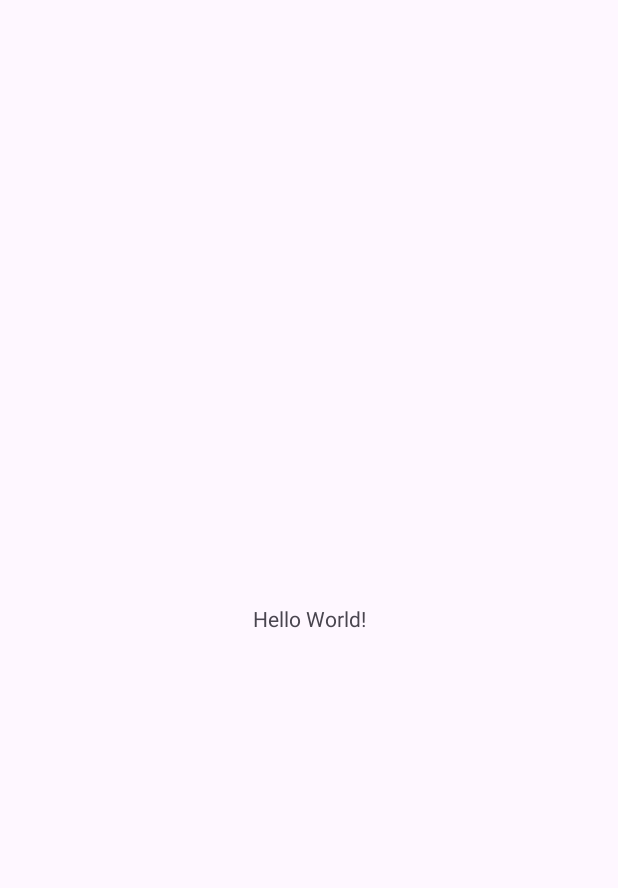
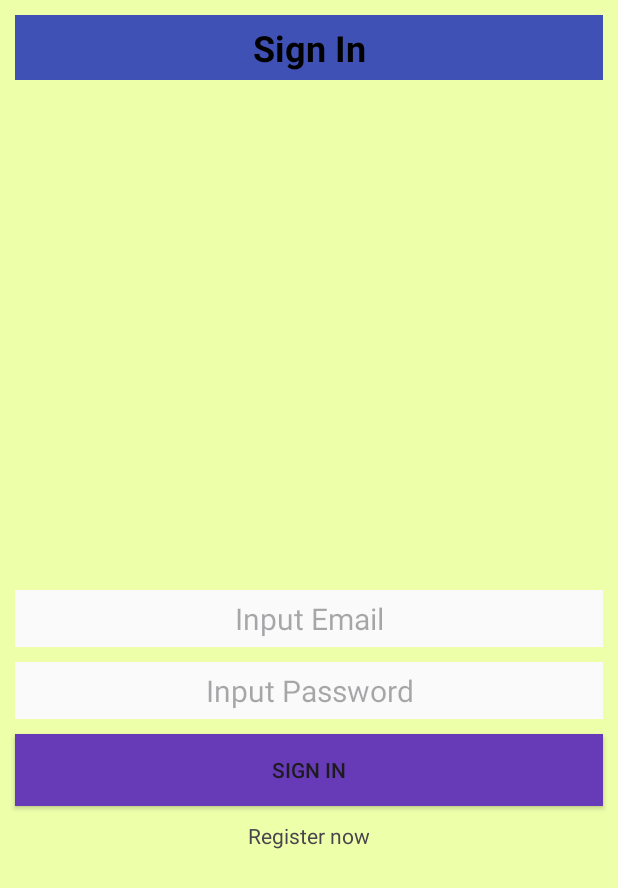
Before and after one commit to abusaeed-shuvo/Void-Chat, an Android app: the screen it shows after launch (MainActivity), on a phone screen of 412 x 824 dp. Before the commit the part shown is almost empty. Shown: the top 888 px of the screen. Run offline under Robolectric (Android 15) with nearby library versions, the phone set to English and light mode, and no system bars; our stand-ins replace Firebase (no records; nobody signed in at launch, a user with empty details on screens opened directly).

Commit message:
some things are added

```diff
--- a/app/build.gradle.kts
+++ b/app/build.gradle.kts
@@ -34,6 +34,7 @@ android {
     kotlinOptions {
         jvmTarget = "1.8"
     }
+    buildFeatures.viewBinding = true
 }
 
 dependencies {
--- a/app/src/main/java/com/example/voidchat/MainActivity.kt
+++ b/app/src/main/java/com/example/voidchat/MainActivity.kt
@@ -1,20 +1,17 @@
 package com.example.voidchat
 
 import android.os.Bundle
-import androidx.activity.enableEdgeToEdge
 import androidx.appcompat.app.AppCompatActivity
-import androidx.core.view.ViewCompat
-import androidx.core.view.WindowInsetsCompat
+import com.example.voidchat.databinding.ActivityMainBinding
 
 class MainActivity : AppCompatActivity() {
+    private lateinit var binding: ActivityMainBinding
+
+
     override fun onCreate(savedInstanceState: Bundle?) {
         super.onCreate(savedInstanceState)
-        enableEdgeToEdge()
-        setContentView(R.layout.activity_main)
-        ViewCompat.setOnApplyWindowInsetsListener(findViewById(R.id.main)) { v, insets ->
-            val systemBars = insets.getInsets(WindowInsetsCompat.Type.systemBars())
-            v.setPadding(systemBars.left, systemBars.top, systemBars.right, systemBars.bottom)
-            insets
-        }
+        binding = ActivityMainBinding.inflate(layoutInflater)
+
+        setContentView(binding.root)
     }
 }
--- a/app/src/main/res/layout/activity_main.xml
+++ b/app/src/main/res/layout/activity_main.xml
@@ -7,13 +7,17 @@
     android:layout_height="match_parent"
     tools:context=".MainActivity">
 
-    <TextView
-        android:layout_width="wrap_content"
-        android:layout_height="wrap_content"
-        android:text="Hello World!"
+
+    <androidx.fragment.app.FragmentContainerView
+        android:id="@+id/fragmentContainerView"
+        android:name="androidx.navigation.fragment.NavHostFragment"
+        android:layout_width="match_parent"
+        android:layout_height="match_parent"
+        app:defaultNavHost="true"
         app:layout_constraintBottom_toBottomOf="parent"
         app:layout_constraintEnd_toEndOf="parent"
         app:layout_constraintStart_toStartOf="parent"
-        app:layout_constraintTop_toTopOf="parent" />
+        app:layout_constraintTop_toTopOf="parent"
+        app:navGraph="@navigation/root_nav" />
 
 </androidx.constraintlayout.widget.ConstraintLayout>
--- /dev/null
+++ b/app/src/main/res/layout/fragment_sign_in.xml
@@ -0,0 +1,80 @@
+<?xml version="1.0" encoding="utf-8"?>
+<androidx.constraintlayout.widget.ConstraintLayout xmlns:android="http://schemas.android.com/apk/res/android"
+    xmlns:app="http://schemas.android.com/apk/res-auto"
+    xmlns:tools="http://schemas.android.com/tools"
+    android:layout_width="match_parent"
+    android:layout_height="match_parent"
+    android:background="#fefa"
+    tools:context=".ui.signIn.SignInFragment">
+
+    <TextView
+        android:layout_width="match_parent"
+        android:layout_height="wrap_content"
+        android:layout_margin="10dp"
+        android:background='#3F51B5'
+        android:padding="5dp"
+        android:text="Sign In"
+        android:textAlignment="center"
+        android:textColor="@color/black"
+        android:textSize="24sp"
+        android:textStyle="bold"
+        app:layout_constraintEnd_toEndOf="parent"
+        app:layout_constraintStart_toStartOf="parent"
+        app:layout_constraintTop_toTopOf="parent" />
+
+    <EditText
+        android:id="@+id/inputSignInEmail"
+        android:layout_width="match_parent"
+        android:layout_height="wrap_content"
+        android:layout_margin="10dp"
+        android:background="#fafafa"
+        android:hint="Input Email"
+        android:padding="5dp"
+        android:textAlignment="center"
+        android:textSize="20sp"
+        app:layout_constraintBottom_toBottomOf="parent"
+        app:layout_constraintEnd_toEndOf="parent"
+        app:layout_constraintStart_toStartOf="parent"
+        app:layout_constraintTop_toTopOf="parent" />
+
+    <EditText
+        android:id="@+id/inputSignInPassword"
+        android:layout_width="match_parent"
+        android:layout_height="wrap_content"
+        android:layout_margin="10dp"
+        android:hint="Input Password"
+        android:inputType="textPassword"
+        android:padding="5dp"
+        android:background="#fafafa"
+        android:textAlignment="center"
+        android:textSize="20sp"
+        app:layout_constraintEnd_toEndOf="parent"
+        app:layout_constraintStart_toStartOf="parent"
+        app:layout_constraintTop_toBottomOf="@id/inputSignInEmail" />
+
+    <androidx.appcompat.widget.AppCompatButton
+        android:id="@+id/btnSignIn"
+        android:layout_width="match_parent"
+        android:layout_height="wrap_content"
+        android:layout_margin="10dp"
+        android:padding="5dp"
+        android:text="Sign In"
+        android:background="#673AB7"
+        app:layout_constraintEnd_toEndOf="parent"
+        app:layout_constraintStart_toStartOf="parent"
+        app:layout_constraintTop_toBottomOf="@+id/inputSignInPassword" />
+
+
+    <TextView
+        android:id="@+id/signUpTV"
+        android:layout_width="match_parent"
+        android:layout_height="wrap_content"
+        android:layout_margin="10dp"
+        android:text="Register now"
+        android:textAlignment="center"
+        android:textSize="14sp"
+        app:layout_constraintEnd_toEndOf="parent"
+        app:layout_constraintStart_toStartOf="parent"
+        app:layout_constraintTop_toBottomOf="@+id/btnSignIn" />
+
+</androidx.constraintlayout.widget.ConstraintLayout>
--- /dev/null
+++ b/app/src/main/res/navigation/root_nav.xml
@@ -0,0 +1,26 @@
+<?xml version="1.0" encoding="utf-8"?>
+<navigation xmlns:android="http://schemas.android.com/apk/res/android"
+    xmlns:app="http://schemas.android.com/apk/res-auto"
+    xmlns:tools="http://schemas.android.com/tools"
+    android:id="@+id/root_nav"
+    app:startDestination="@id/signInFragment">
+
+    <fragment
+        android:id="@+id/signInFragment"
+        android:name="com.example.voidchat.ui.signIn.SignInFragment"
+        android:label="fragment_sign_in"
+        tools:layout="@layout/fragment_sign_in" >
+        <action
+            android:id="@+id/action_signInFragment_to_signUpFragment"
+            app:destination="@id/signUpFragment" />
+    </fragment>
+    <fragment
+        android:id="@+id/signUpFragment"
+        android:name="com.example.voidchat.ui.signUp.SignUpFragment"
+        android:label="fragment_sign_up"
+        tools:layout="@layout/fragment_sign_up" >
+        <action
+            android:id="@+id/action_signUpFragment_to_signInFragment"
+            app:destination="@id/signInFragment" />
+    </fragment>
+</navigation>
--- a/app/src/main/res/values/strings.xml
+++ b/app/src/main/res/values/strings.xml
@@ -1,3 +1,5 @@
 <resources>
     <string name="app_name">Void Chat</string>
+    <!-- TODO: Remove or change this placeholder text -->
+    <string name="hello_blank_fragment">Hello blank fragment</string>
 </resources>
```
Also changed, not shown: app/src/main/java/com/example/voidchat/ui/signIn/SignInFragment.kt (added, +90 -0 lines), app/src/main/java/com/example/voidchat/ui/signUp/SignUpFragment.kt (added, +29 -0 lines), app/src/main/res/layout/fragment_sign_up.xml (added, +90 -0 lines).
